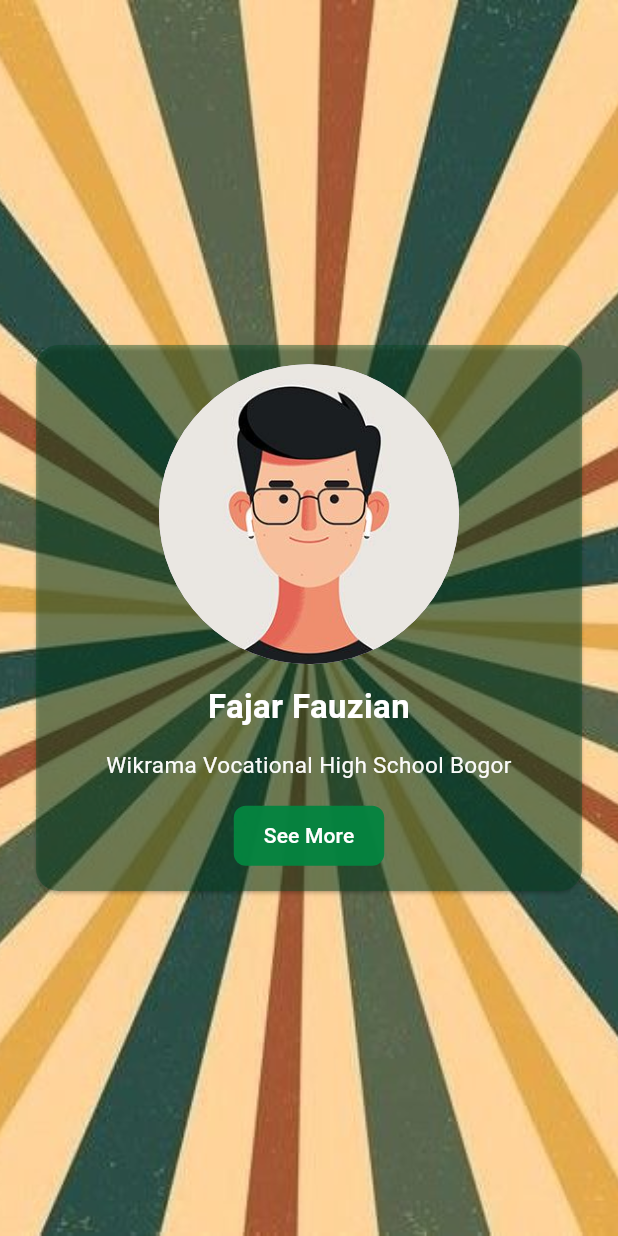
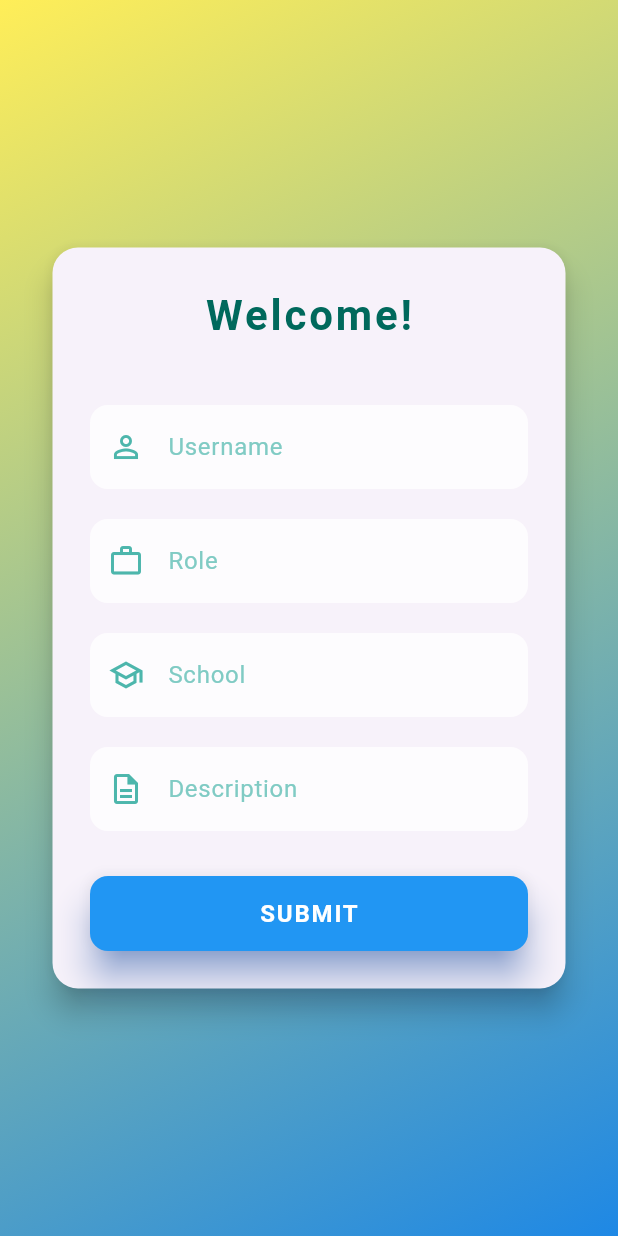
Before and after one commit to zfosix/profile-diri-flutter, a Flutter app: the screen it shows after launch, on a phone screen of 412 x 824 dp. Run offline on Flutter 3.47's test engine with Material 3 defaults, Android fonts, the phone set to English and light mode, and no system bars.

Commit message:
update aja si iseng

```diff
--- a/lib/main.dart
+++ b/lib/main.dart
@@ -1,13 +1,26 @@
 import 'package:flutter/material.dart';
 import 'page2.dart';
+import 'page3.dart';
 
 void main() => runApp(MaterialApp(
       debugShowCheckedModeBanner: false,
-  home: home(),
+      home: Page3(),
     ));
 
 class home extends StatelessWidget {
-  const home({ Key? key }) : super(key: key);
+  final String username;
+  final String role;
+  final String school;
+  final String description;
+
+  const home({
+    Key? key,
+    required this.username,
+    required this.role,
+    required this.school,
+    required this.description,
+  }) : super(key: key);
+
   @override
   Widget build(BuildContext context) {
     return Scaffold(
@@ -20,66 +33,97 @@ class home extends StatelessWidget {
             fit: BoxFit.cover,
           ),
         ),
-        child: Stack(
-          alignment: Alignment.center,
-          children: <Widget>[
-            Container(
-              width: MediaQuery.of(context).size.width,
-              height: MediaQuery.of(context).size.shortestSide,
-              padding: EdgeInsets.all(20.0),
-              alignment: Alignment.center,
+        child: SafeArea(
+          child: Center(
+            child: SingleChildScrollView(
+              child: Padding(
+                padding: const EdgeInsets.all(20.0),
                 child: Card(
-                shape: RoundedRectangleBorder(borderRadius: BorderRadius.circular(15.0)),
-                color: Color.fromARGB(105, 2, 71, 34),
-                child: Center(
+                  shape: RoundedRectangleBorder(
+                    borderRadius: BorderRadius.circular(20.0),
+                  ),
+                  elevation: 10,
+                  color: Color.fromARGB(255, 26, 33, 48).withOpacity(0.9),
+                  child: Padding(
+                    padding: const EdgeInsets.all(20.0),
                     child: Column(
-                    mainAxisAlignment: MainAxisAlignment.spaceEvenly,
+                      mainAxisSize: MainAxisSize.min,
                       children: <Widget>[
                         CircleAvatar(
-                        radius: 100.0,
-                        backgroundImage: AssetImage("assets/self.jpeg")
+                          radius: 80.0,
+                          backgroundImage: AssetImage("assets/self.jpeg"),
                         ),
+                        SizedBox(height: 20),
                         Text(
-                        "Fajar Fauzian",
+                          username,
                           textAlign: TextAlign.center,
                           style: TextStyle(
-                          fontSize: 22,
+                            fontSize: 24,
                             fontWeight: FontWeight.bold,
-                          color: Color.fromARGB(255, 255, 255, 255)
+                            color: Colors.white,
                           ),
                         ),
+                        SizedBox(height: 10),
                         Text(
-                        "Wikrama Vocational High School Bogor",
+                          role,
                           textAlign: TextAlign.center,
                           style: TextStyle(
-                          fontSize: 15,
-                          fontWeight: FontWeight.w400,
-                          color: Color.fromRGBO(255, 255, 255, 0.973)
+                            fontSize: 18,
+                            fontWeight: FontWeight.w500,
+                            color: Color.fromRGBO(225, 247, 245, 1),
                           ),
                         ),
-                      TextButton(
+                        SizedBox(height: 10),
+                        Text(
+                          school,
+                          textAlign: TextAlign.center,
+                          style: TextStyle(
+                            fontSize: 16,
+                            fontWeight: FontWeight.w500,
+                            color: Color.fromRGBO(225, 247, 245, 1),
+                          ),
+                        ),
+                        SizedBox(height: 20),
+                        Text(
+                          description,
+                          textAlign: TextAlign.center,
+                          style: TextStyle(
+                            fontSize: 14,
+                            color: Color.fromRGBO(225, 247, 245, 0.8),
+                          ),
+                        ),
+                        SizedBox(height: 30),
+                        ElevatedButton(
                           onPressed: () {
                             Navigator.push(
                               context,
                               MaterialPageRoute(builder: (context) => page2()),
                             );
                           },
-                        style: TextButton.styleFrom(
-                          backgroundColor: Color.fromARGB(246, 4, 131, 63),
-                          foregroundColor: Colors.white,
-                          padding: EdgeInsets.symmetric(vertical: 10, horizontal: 20),
-                          shape: RoundedRectangleBorder(
-                            borderRadius: BorderRadius.circular(8),
+                          child: Text(
+                            'See More',
+                            style: TextStyle(
+                              fontSize: 16,
+                              fontWeight: FontWeight.bold,
                             ),
                           ),
-                        child: Text('See More'),
+                          style: ElevatedButton.styleFrom(
+                            foregroundColor: Colors.white,
+                            backgroundColor: Colors.teal,
+                            padding: EdgeInsets.symmetric(horizontal: 30, vertical: 15),
+                            shape: RoundedRectangleBorder(
+                              borderRadius: BorderRadius.circular(30),
+                            ),
+                            elevation: 5,
+                          ),
                         ),
                       ],
                     ),
                   ),
                 ),
               ),
-          ],
+            ),
+          ),
         ),
       ),
     );
--- /dev/null
+++ b/lib/page3.dart
@@ -0,0 +1,182 @@
+import 'package:flutter/material.dart';
+import 'main.dart';
+
+class Page3 extends StatefulWidget {
+  @override
+  _Page3State createState() => _Page3State();
+}
+
+class _Page3State extends State<Page3> with SingleTickerProviderStateMixin {
+  bool _isFormVisible = false;
+  late AnimationController _animationController;
+  late Animation<double> _fadeAnimation;
+
+  final TextEditingController _usernameController = TextEditingController();
+  final TextEditingController _roleController = TextEditingController();
+  final TextEditingController _schoolController = TextEditingController();
+  final TextEditingController _descriptionController = TextEditingController();
+
+  @override
+  void initState() {
+    super.initState();
+    _animationController = AnimationController(
+      vsync: this,
+      duration: Duration(milliseconds: 700),
+    );
+    _fadeAnimation = CurvedAnimation(
+      parent: _animationController,
+      curve: Curves.easeInOut,
+    );
+
+    Future.delayed(Duration(milliseconds: 500), () {
+      setState(() {
+        _isFormVisible = true;
+      });
+      _animationController.forward();
+    });
+  }
+
+  @override
+  void dispose() {
+    _animationController.dispose();
+    _usernameController.dispose();
+    _roleController.dispose();
+    _schoolController.dispose();
+    _descriptionController.dispose();
+    super.dispose();
+  }
+
+  @override
+  Widget build(BuildContext context) {
+    return Scaffold(
+      body: Stack(
+        children: [
+          Container(
+            width: MediaQuery.of(context).size.width,
+            height: MediaQuery.of(context).size.height,
+            decoration: BoxDecoration(
+              gradient: LinearGradient(
+                colors: [Colors.yellow.shade400, Colors.blue.shade600],
+                begin: Alignment.topLeft,
+                end: Alignment.bottomRight,
+              ),
+            ),
+          ),
+          Center(
+            child: FadeTransition(
+              opacity: _fadeAnimation,
+              child: SingleChildScrollView(
+                padding: EdgeInsets.symmetric(horizontal: 15),
+                child: Card(
+                  elevation: 8,
+                  shape: RoundedRectangleBorder(
+                    borderRadius: BorderRadius.circular(17),
+                  ),
+                  margin: EdgeInsets.symmetric(horizontal: 20, vertical: 10),
+                  child: Padding(
+                    padding: EdgeInsets.all(25),
+                    child: Column(
+                      crossAxisAlignment: CrossAxisAlignment.center,
+                      children: [
+                        Text(
+                          'Welcome!',
+                          style: TextStyle(
+                            fontSize: 28,
+                            fontWeight: FontWeight.w700,
+                            color: Colors.teal[800],
+                            letterSpacing: 1.9,
+                          ),
+                        ),
+                        SizedBox(height: 40),
+                        _buildTextInput(
+                          hint: 'Username',
+                          icon: Icons.person_outline,
+                          controller: _usernameController,
+                        ),
+                        SizedBox(height: 20),
+                        _buildTextInput(
+                          hint: 'Role',
+                          icon: Icons.work_outline,
+                          controller: _roleController,
+                        ),
+                        SizedBox(height: 20),
+                        _buildTextInput(
+                          hint: 'School',
+                          icon: Icons.school_outlined,
+                          controller: _schoolController,
+                        ),
+                        SizedBox(height: 20),
+                        _buildTextInput(
+                          hint: 'Description',
+                          icon: Icons.description_outlined,
+                          controller: _descriptionController,
+                        ),
+                        SizedBox(height: 30),
+                        ElevatedButton(
+                          onPressed: () {
+                            Navigator.pushReplacement(
+                              context,
+                              MaterialPageRoute(
+                                builder: (context) => home(
+                                  username: _usernameController.text,
+                                  role: _roleController.text,
+                                  school: _schoolController.text,
+                                  description: _descriptionController.text,
+                                ),
+                              ),
+                            );
+                          },
+                          style: ElevatedButton.styleFrom(
+                            minimumSize: Size(double.infinity, 50),
+                            backgroundColor: Colors.blue,
+                            shape: RoundedRectangleBorder(
+                              borderRadius: BorderRadius.circular(12),
+                            ),
+                            shadowColor: Colors.blueAccent,
+                            elevation: 10,
+                          ),
+                          child: Text(
+                            'SUBMIT',
+                            style: TextStyle(
+                              fontSize: 16,
+                              fontWeight: FontWeight.bold,
+                              color: Colors.white,
+                              letterSpacing: 1.2,
+                            ),
+                          ),
+                        ),
+                      ],
+                    ),
+                  ),
+                ),
+              ),
+            ),
+          ),
+        ],
+      ),
+    );
+  }
+
+  Widget _buildTextInput({
+    required String hint,
+    required IconData icon,
+    required TextEditingController controller,
+    bool obscureText = false,
+  }) {
+    return TextField(
+      controller: controller,
+      obscureText: obscureText,
+      decoration: InputDecoration(
+        prefixIcon: Icon(icon, color: Colors.teal[300]),
+        hintText: hint,
+        hintStyle: TextStyle(color: Colors.teal[200]),
+        filled: true,
+        fillColor: Colors.white.withOpacity(0.8),
+        border: OutlineInputBorder(
+          borderRadius: BorderRadius.circular(12),
+          borderSide: BorderSide.none,
+        ),
+      ),
+    );
+  }
+}
```
Also changed, not shown: lib/page2.dart (+4 -15 lines), 1 other file. Lines whose indentation alone changed are shown as unchanged.
